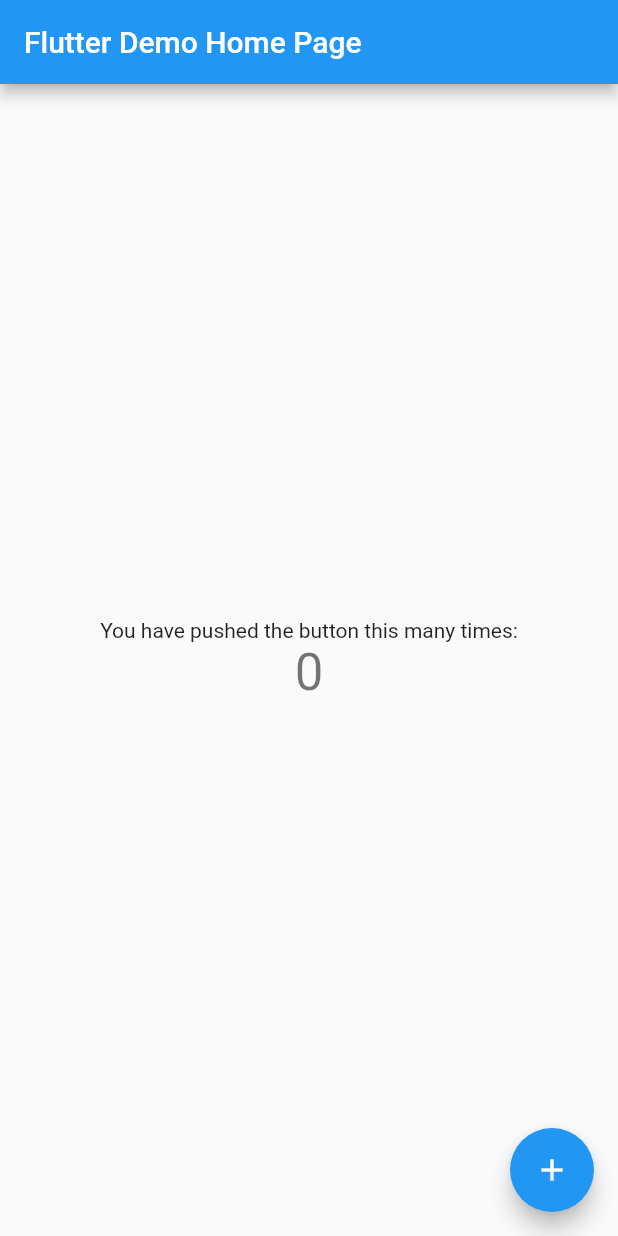
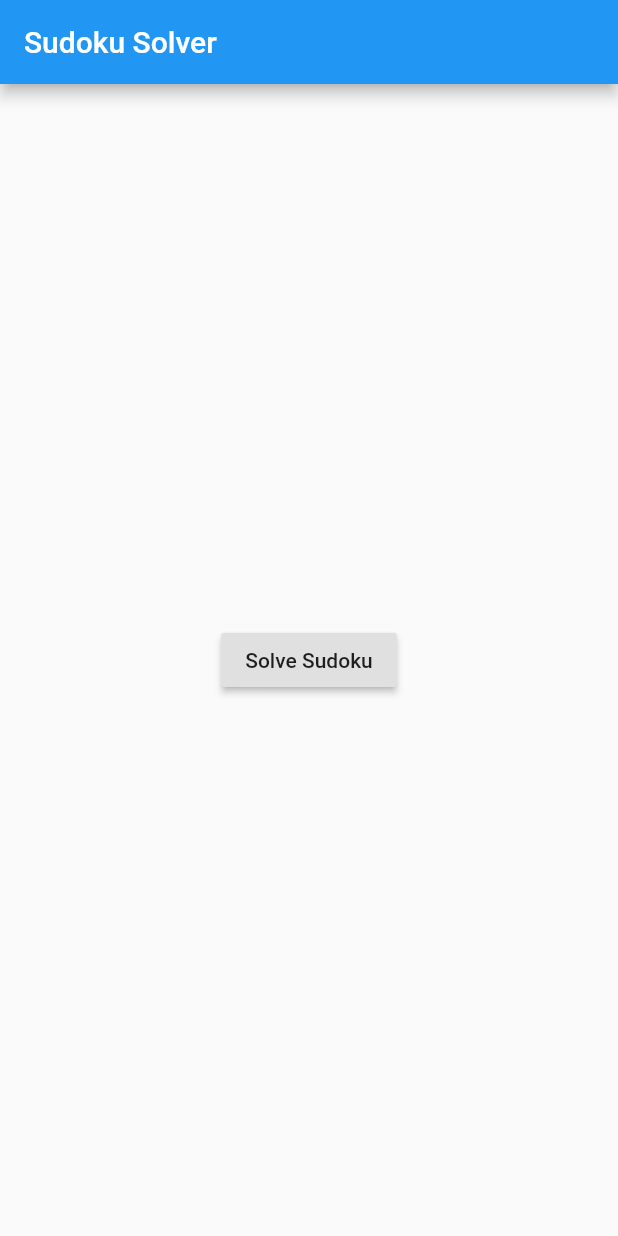
Before and after one commit to tedcook94/sudoku-solver, a Flutter app: the screen it shows after launch, on a phone screen of 412 x 824 dp. Run offline on Flutter 3.47's test engine with Material 2 defaults, Android fonts, the phone set to English and light mode, and no system bars.

Commit message:
Replaces boilerplate Home Page with a test button

```diff
--- a/lib/main.dart
+++ b/lib/main.dart
@@ -1,117 +1,41 @@
 import 'package:flutter/material.dart';
+import 'models/sudoku.dart';
 
 void main() {
   runApp(MyApp());
 }
 
 class MyApp extends StatelessWidget {
-  // This widget is the root of your application.
   @override
   Widget build(BuildContext context) {
     return MaterialApp(
-      title: 'Flutter Demo',
+      title: 'Sudoku Solver',
       theme: ThemeData(
-        // This is the theme of your application.
-        //
-        // Try running your application with "flutter run". You'll see the
-        // application has a blue toolbar. Then, without quitting the app, try
-        // changing the primarySwatch below to Colors.green and then invoke
-        // "hot reload" (press "r" in the console where you ran "flutter run",
-        // or simply save your changes to "hot reload" in a Flutter IDE).
-        // Notice that the counter didn't reset back to zero; the application
-        // is not restarted.
         primarySwatch: Colors.blue,
-        // This makes the visual density adapt to the platform that you run
-        // the app on. For desktop platforms, the controls will be smaller and
-        // closer together (more dense) than on mobile platforms.
         visualDensity: VisualDensity.adaptivePlatformDensity,
       ),
-      home: MyHomePage(title: 'Flutter Demo Home Page'),
+      home: HomePage(),
     );
   }
 }
 
-class MyHomePage extends StatefulWidget {
-  MyHomePage({Key key, this.title}) : super(key: key);
+class HomePage extends StatelessWidget {
+  HomePage({Key key}) : super(key: key);
 
-  // This widget is the home page of your application. It is stateful, meaning
-  // that it has a State object (defined below) that contains fields that affect
-  // how it looks.
-
-  // This class is the configuration for the state. It holds the values (in this
-  // case the title) provided by the parent (in this case the App widget) and
-  // used by the build method of the State. Fields in a Widget subclass are
-  // always marked "final".
-
-  final String title;
-
-  @override
-  _MyHomePageState createState() => _MyHomePageState();
-}
-
-class _MyHomePageState extends State<MyHomePage> {
-  int _counter = 0;
-
-  void _incrementCounter() {
-    setState(() {
-      // This call to setState tells the Flutter framework that something has
-      // changed in this State, which causes it to rerun the build method below
-      // so that the display can reflect the updated values. If we changed
-      // _counter without calling setState(), then the build method would not be
-      // called again, and so nothing would appear to happen.
-      _counter++;
-    });
-  }
+  final Sudoku sudoku = new Sudoku();
 
   @override
   Widget build(BuildContext context) {
-    // This method is rerun every time setState is called, for instance as done
-    // by the _incrementCounter method above.
-    //
-    // The Flutter framework has been optimized to make rerunning build methods
-    // fast, so that you can just rebuild anything that needs updating rather
-    // than having to individually change instances of widgets.
     return Scaffold(
       appBar: AppBar(
-        // Here we take the value from the MyHomePage object that was created by
-        // the App.build method, and use it to set our appbar title.
-        title: Text(widget.title),
+        title: Text('Sudoku Solver'),
       ),
       body: Center(
-        // Center is a layout widget. It takes a single child and positions it
-        // in the middle of the parent.
-        child: Column(
-          // Column is also a layout widget. It takes a list of children and
-          // arranges them vertically. By default, it sizes itself to fit its
-          // children horizontally, and tries to be as tall as its parent.
-          //
-          // Invoke "debug painting" (press "p" in the console, choose the
-          // "Toggle Debug Paint" action from the Flutter Inspector in Android
-          // Studio, or the "Toggle Debug Paint" command in Visual Studio Code)
-          // to see the wireframe for each widget.
-          //
-          // Column has various properties to control how it sizes itself and
-          // how it positions its children. Here we use mainAxisAlignment to
-          // center the children vertically; the main axis here is the vertical
-          // axis because Columns are vertical (the cross axis would be
-          // horizontal).
-          mainAxisAlignment: MainAxisAlignment.center,
-          children: <Widget>[
-            Text(
-              'You have pushed the button this many times:',
-            ),
-            Text(
-              '$_counter',
-              style: Theme.of(context).textTheme.headline4,
-            ),
-          ],
+        child: RaisedButton(
+          onPressed: sudoku.solve,
+          child: Text('Solve Sudoku'),
         ),
       ),
-      floatingActionButton: FloatingActionButton(
-        onPressed: _incrementCounter,
-        tooltip: 'Increment',
-        child: Icon(Icons.add),
-      ), // This trailing comma makes auto-formatting nicer for build methods.
     );
   }
 }
```
